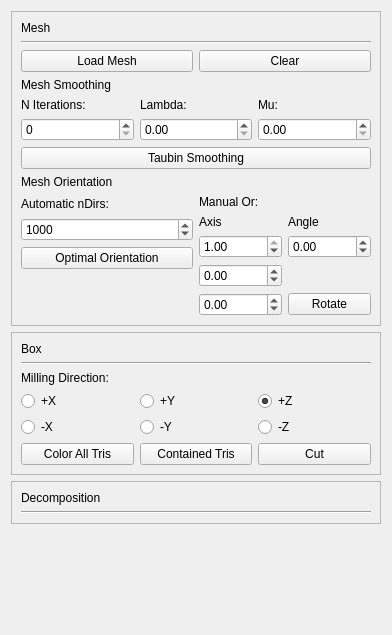
Old version of the form gui/hf_gui.ui in the repository cg3hci/SplitAndMill.
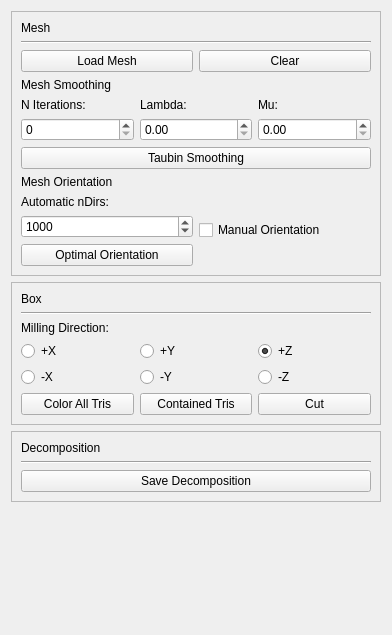
New version of the form.

Diff of the .ui file:
```diff
--- a/gui/hf_gui.ui
+++ b/gui/hf_gui.ui
@@ -182,20 +182,6 @@
            </property>
           </widget>
          </item>
-         <item row="7" column="0">
-          <widget class="QLabel" name="label_10">
-           <property name="text">
-            <string/>
-           </property>
-          </widget>
-         </item>
-         <item row="6" column="0">
-          <widget class="QLabel" name="label_8">
-           <property name="text">
-            <string/>
-           </property>
-          </widget>
-         </item>
         </layout>
        </widget>
       </item>
@@ -255,86 +241,10 @@
          <property name="bottomMargin">
           <number>0</number>
          </property>
-         <item row="2" column="0">
-          <widget class="QDoubleSpinBox" name="xAxisSpinBox">
-           <property name="locale">
-            <locale language="English" country="UnitedStates"/>
-           </property>
-           <property name="minimum">
-            <double>-1.000000000000000</double>
-           </property>
-           <property name="maximum">
-            <double>1.000000000000000</double>
-           </property>
-           <property name="value">
-            <double>1.000000000000000</double>
-           </property>
-          </widget>
-         </item>
          <item row="0" column="0">
-          <widget class="QLabel" name="label_5">
+          <widget class="QCheckBox" name="manualOrientationCheckBox">
            <property name="text">
-            <string>Manual Or:</string>
-           </property>
-          </widget>
-         </item>
-         <item row="1" column="1">
-          <widget class="QLabel" name="label_7">
-           <property name="text">
-            <string>Angle</string>
-           </property>
-          </widget>
-         </item>
-         <item row="3" column="0">
-          <widget class="QDoubleSpinBox" name="yAxisSpinBox">
-           <property name="locale">
-            <locale language="English" country="UnitedStates"/>
-           </property>
-           <property name="minimum">
-            <double>-1.000000000000000</double>
-           </property>
-           <property name="maximum">
-            <double>1.000000000000000</double>
-           </property>
-          </widget>
-         </item>
-         <item row="1" column="0">
-          <widget class="QLabel" name="label_6">
-           <property name="text">
-            <string>Axis</string>
-           </property>
-          </widget>
-         </item>
-         <item row="4" column="0">
-          <widget class="QDoubleSpinBox" name="zAxisSpinBox">
-           <property name="locale">
-            <locale language="English" country="UnitedStates"/>
-           </property>
-           <property name="minimum">
-            <double>-1.000000000000000</double>
-           </property>
-           <property name="maximum">
-            <double>1.000000000000000</double>
-           </property>
-          </widget>
-         </item>
-         <item row="2" column="1">
-          <widget class="QDoubleSpinBox" name="angleSpinBox">
-           <property name="locale">
-            <locale language="English" country="UnitedStates"/>
-           </property>
-           <property name="minimum">
-            <double>-360.000000000000000</double>
-           </property>
-           <property name="maximum">
-            <double>360.000000000000000</double>
-           </property>
-          </widget>
-         </item>
-         <item row="4" column="1">
-          <widget class="QPushButton" name="manualRotationPushButton">
-           <property name="text">
-            <string>Rotate</string>
+            <string>Manual Orientation</string>
            </property>
           </widget>
          </item>
@@ -408,7 +318,7 @@
           </widget>
          </item>
          <item row="2" column="0" colspan="3">
-          <widget class="QPushButton" name="pushButton">
+          <widget class="QPushButton" name="taubinSmoothingPushButton">
            <property name="text">
             <string>Taubin Smoothing</string>
            </property>
@@ -442,13 +352,6 @@
       <enum>QFrame::Raised</enum>
      </property>
      <layout class="QGridLayout" name="gridLayout_6">
-      <item row="0" column="0">
-       <widget class="QLabel" name="label_9">
-        <property name="text">
-         <string>Decomposition</string>
-        </property>
-       </widget>
-      </item>
       <item row="1" column="0">
        <widget class="Line" name="line_3">
         <property name="orientation">
@@ -456,6 +359,20 @@
         </property>
        </widget>
       </item>
+      <item row="0" column="0">
+       <widget class="QLabel" name="label_9">
+        <property name="text">
+         <string>Decomposition</string>
+        </property>
+       </widget>
+      </item>
+      <item row="2" column="0">
+       <widget class="QPushButton" name="saveDecompositionPushButton">
+        <property name="text">
+         <string>Save Decomposition</string>
+        </property>
+       </widget>
+      </item>
      </layout>
     </widget>
    </item>
```
